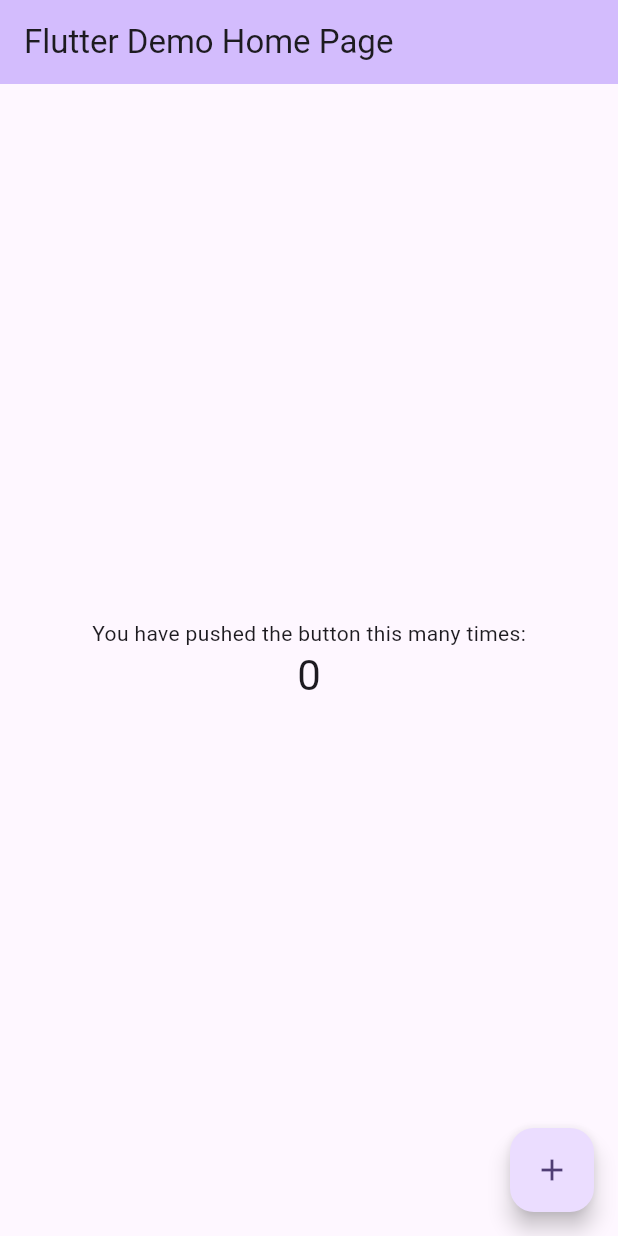
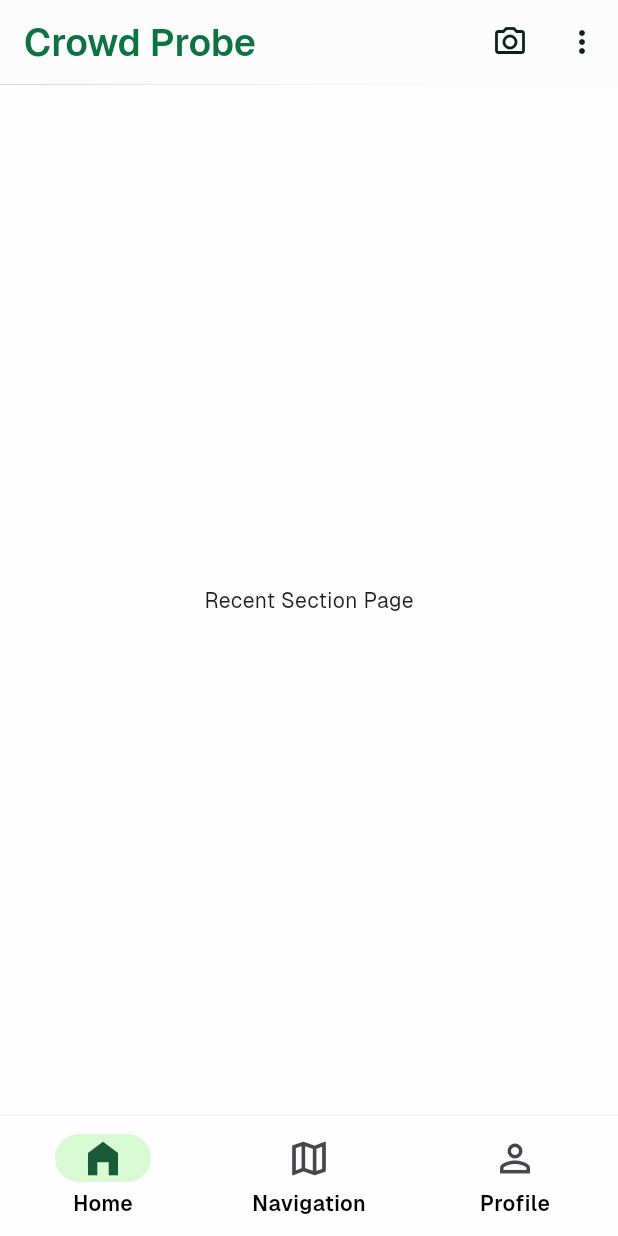
Before and after one commit to kiannaquines/cowdprobeapp, a Flutter app: the screen it shows after launch, on a phone screen of 412 x 824 dp. Run offline on Flutter 3.47's test engine with Material 3 defaults, Android fonts, the phone set to English and light mode, and no system bars.

Commit message:
add new pages
Signed-off-by: kiannaquines <kjgnaquines@gmail.com>

```diff
--- a/lib/main.dart
+++ b/lib/main.dart
@@ -1,4 +1,6 @@
+import 'package:crowdapp/utils/colors.dart';
 import 'package:flutter/material.dart';
+import 'package:crowdapp/pages/home_page.dart';
 
 void main() {
   runApp(const MyApp());
@@ -7,119 +9,31 @@
 class MyApp extends StatelessWidget {
   const MyApp({super.key});
 
-  // This widget is the root of your application.
   @override
   Widget build(BuildContext context) {
     return MaterialApp(
       title: 'Flutter Demo',
+      debugShowCheckedModeBanner: false,
       theme: ThemeData(
-        // This is the theme of your application.
-        //
-        // TRY THIS: Try running your application with "flutter run". You'll see
-        // the application has a purple toolbar. Then, without quitting the app,
-        // try changing the seedColor in the colorScheme below to Colors.green
-        // and then invoke "hot reload" (save your changes or press the "hot
-        // reload" button in a Flutter-supported IDE, or press "r" if you used
-        // the command line to start the app).
-        //
-        // Notice that the counter didn't reset back to zero; the application
-        // state is not lost during the reload. To reset the state, use hot
-        // restart instead.
-        //
-        // This works for code too, not just values: Most code changes can be
-        // tested with just a hot reload.
-        colorScheme: ColorScheme.fromSeed(seedColor: Colors.deepPurple),
+        fontFamily: 'Geist',
+        scaffoldBackgroundColor: AppColors.backgroundColor,
         useMaterial3: true,
+        appBarTheme: const AppBarTheme(
+          backgroundColor: AppColors.backgroundColor,
+          elevation: 0.2,
+          shadowColor: AppColors.textDark,
+        ),
+        navigationBarTheme: NavigationBarThemeData(
+          labelTextStyle: WidgetStateProperty.all(
+            const TextStyle(
+              color: Colors.black,
+              fontWeight: FontWeight.w600,
+              fontSize: 14.0,
+            ),
+          ),
+        ),
       ),
-      home: const MyHomePage(title: 'Flutter Demo Home Page'),
+      home: const HomePage(),
     );
   }
 }
-
-class MyHomePage extends StatefulWidget {
-  const MyHomePage({super.key, required this.title});
-
-  // This widget is the home page of your application. It is stateful, meaning
-  // that it has a State object (defined below) that contains fields that affect
-  // how it looks.
-
-  // This class is the configuration for the state. It holds the values (in this
-  // case the title) provided by the parent (in this case the App widget) and
-  // used by the build method of the State. Fields in a Widget subclass are
-  // always marked "final".
-
-  final String title;
-
-  @override
-  State<MyHomePage> createState() => _MyHomePageState();
-}
-
-class _MyHomePageState extends State<MyHomePage> {
-  int _counter = 0;
-
-  void _incrementCounter() {
-    setState(() {
-      // This call to setState tells the Flutter framework that something has
-      // changed in this State, which causes it to rerun the build method below
-      // so that the display can reflect the updated values. If we changed
-      // _counter without calling setState(), then the build method would not be
-      // called again, and so nothing would appear to happen.
-      _counter++;
-    });
-  }
-
-  @override
-  Widget build(BuildContext context) {
-    // This method is rerun every time setState is called, for instance as done
-    // by the _incrementCounter method above.
-    //
-    // The Flutter framework has been optimized to make rerunning build methods
-    // fast, so that you can just rebuild anything that needs updating rather
-    // than having to individually change instances of widgets.
-    return Scaffold(
-      appBar: AppBar(
-        // TRY THIS: Try changing the color here to a specific color (to
-        // Colors.amber, perhaps?) and trigger a hot reload to see the AppBar
-        // change color while the other colors stay the same.
-        backgroundColor: Theme.of(context).colorScheme.inversePrimary,
-        // Here we take the value from the MyHomePage object that was created by
-        // the App.build method, and use it to set our appbar title.
-        title: Text(widget.title),
-      ),
-      body: Center(
-        // Center is a layout widget. It takes a single child and positions it
-        // in the middle of the parent.
-        child: Column(
-          // Column is also a layout widget. It takes a list of children and
-          // arranges them vertically. By default, it sizes itself to fit its
-          // children horizontally, and tries to be as tall as its parent.
-          //
-          // Column has various properties to control how it sizes itself and
-          // how it positions its children. Here we use mainAxisAlignment to
-          // center the children vertically; the main axis here is the vertical
-          // axis because Columns are vertical (the cross axis would be
-          // horizontal).
-          //
-          // TRY THIS: Invoke "debug painting" (choose the "Toggle Debug Paint"
-          // action in the IDE, or press "p" in the console), to see the
-          // wireframe for each widget.
-          mainAxisAlignment: MainAxisAlignment.center,
-          children: <Widget>[
-            const Text(
-              'You have pushed the button this many times:',
-            ),
-            Text(
-              '$_counter',
-              style: Theme.of(context).textTheme.headlineMedium,
-            ),
-          ],
-        ),
-      ),
-      floatingActionButton: FloatingActionButton(
-        onPressed: _incrementCounter,
-        tooltip: 'Increment',
-        child: const Icon(Icons.add),
-      ), // This trailing comma makes auto-formatting nicer for build methods.
-    );
-  }
-}
--- /dev/null
+++ b/lib/pages/export_pages.dart
@@ -0,0 +1,3 @@
+export 'map_page.dart';
+export 'recent_section_page.dart';
+export 'profile_page.dart';
--- /dev/null
+++ b/lib/pages/home_page.dart
@@ -0,0 +1,111 @@
+import 'package:crowdapp/utils/colors.dart';
+import 'package:flutter/material.dart';
+import 'package:crowdapp/pages/export_pages.dart';
+
+class HomePage extends StatefulWidget {
+  const HomePage({super.key});
+
+  @override
+  State<HomePage> createState() => _HomePageState();
+}
+
+class _HomePageState extends State<HomePage> {
+  int selectedIndex = 0;
+
+  @override
+  Widget build(BuildContext context) {
+    Widget bodyWidget;
+
+    switch (selectedIndex) {
+      case 0:
+        bodyWidget = const RecentSectionPage();
+      case 1:
+        bodyWidget = const MapPage();
+      case 2:
+        bodyWidget = const ProfilePage();
+      default:
+        bodyWidget = const RecentSectionPage();
+    }
+    return Scaffold(
+      appBar: AppBar(
+        title: const Text(
+          'Crowd Probe',
+          style: TextStyle(
+            color: AppColors.lightColor,
+            fontWeight: FontWeight.w600,
+            fontSize: 25.0
+          ),
+        ),
+        backgroundColor: AppColors.backgroundColor,
+        actions: [
+          IconButton(
+            onPressed: () {},
+            icon: const Icon(
+              Icons.camera_alt_outlined,
+              color: AppColors.textDark,
+            ),
+          ),
+          IconButton(
+            onPressed: () {},
+            icon: const Icon(
+              Icons.more_vert_outlined,
+              color: AppColors.textDark,
+            ),
+          ),
+        ],
+        shadowColor: AppColors.textDark,
+      ),
+      body: bodyWidget,
+      bottomNavigationBar: NavigationBar(
+        selectedIndex: selectedIndex,
+        labelBehavior: NavigationDestinationLabelBehavior.alwaysShow,
+        shadowColor: AppColors.textDark,
+        indicatorColor: AppColors.alertColor,
+        backgroundColor: AppColors.backgroundColor,
+        onDestinationSelected: (int index) {
+            setState(() {
+              selectedIndex = index;
+            });
+        },
+        destinations: const [
+          NavigationDestination(
+            icon: Icon(
+              Icons.home_outlined,
+              size: 30.0,
+            ),
+            selectedIcon: Icon(
+              Icons.home_filled,
+              size: 30.0,
+              color: AppColors.primaryColor,
+            ),
+            label: 'Home',
+          ),
+          NavigationDestination(
+            icon: Icon(
+              Icons.map_outlined,
+              size: 30.0,
+            ),
+            selectedIcon: Icon(
+              Icons.map,
+              size: 30.0,
+              color: AppColors.primaryColor,
+            ),
+            label: 'Navigation',
+          ),
+          NavigationDestination(
+            icon: Icon(
+              Icons.person_outline,
+              size: 30.0,
+            ),
+            selectedIcon: Icon(
+              Icons.person,
+              size: 30.0,
+              color: AppColors.primaryColor,
+            ),
+            label: 'Profile',
+          ),
+        ],
+      ),
+    );
+  }
+}
--- /dev/null
+++ b/lib/pages/map_page.dart
@@ -0,0 +1,14 @@
+import 'package:flutter/material.dart';
+
+class MapPage extends StatelessWidget {
+  const MapPage({super.key});
+
+  @override
+  Widget build(BuildContext context) {
+    return const Scaffold(
+      body: Center(
+        child: Text('Map Page'),
+      ),
+    );
+  }
+}
--- /dev/null
+++ b/lib/pages/profile_page.dart
@@ -0,0 +1,14 @@
+import 'package:flutter/material.dart';
+
+class ProfilePage extends StatelessWidget {
+  const ProfilePage({super.key});
+
+  @override
+  Widget build(BuildContext context) {
+    return const Scaffold(
+      body: Center(
+        child: Text('Profile Page'),
+      ),
+    );
+  }
+}
--- /dev/null
+++ b/lib/pages/recent_section_page.dart
@@ -0,0 +1,14 @@
+import 'package:flutter/material.dart';
+
+class RecentSectionPage extends StatelessWidget {
+  const RecentSectionPage({super.key});
+
+  @override
+  Widget build(BuildContext context) {
+    return const Scaffold(
+      body: Center(
+        child: Text('Recent Section Page'),
+      ),
+    );
+  }
+}
--- /dev/null
+++ b/lib/utils/colors.dart
@@ -0,0 +1,11 @@
+import 'package:flutter/material.dart';
+
+class AppColors{
+  static const Color lightColor = Color.fromARGB(255, 11, 116, 65);
+  static const Color primaryColor = Color.fromARGB(255, 25, 90, 56);
+  static const Color alertColor = Color(0xFFd8fbd3);
+  static const Color accentColor = Color(0xFF03A9F4);
+  static const Color backgroundColor = Color(0xFFFEFEFE);
+  static const Color textWhite = Color(0xFFFFFFFF);
+  static const Color textDark = Color(0xFF0c2218);
+}
```
Also changed, not shown: pubspec.yaml (+14 -11 lines), fonts/Geist-Black.ttf (added), fonts/Geist-Bold.ttf (added), fonts/Geist-Light.ttf (added), fonts/Geist-Medium.ttf (added), fonts/Geist-Regular.ttf (added), fonts/Geist-SemiBold.ttf (added), fonts/Geist-Thin.ttf (added), fonts/Geist-UltraBlack.ttf (added), fonts/Geist-UltraLight.ttf (added), pubspec.lock.
